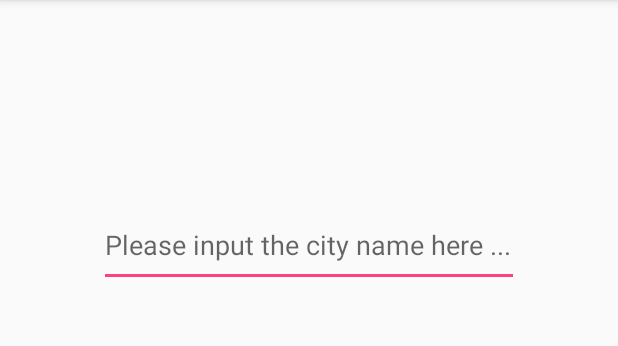
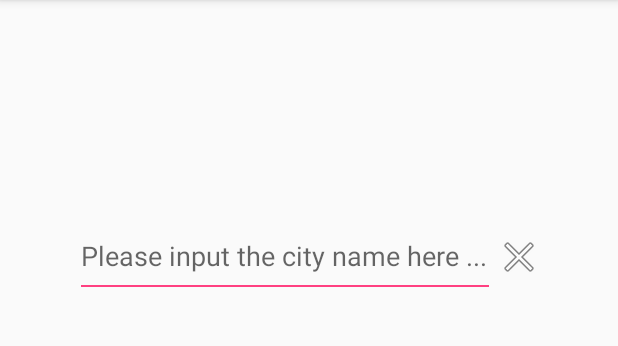
Before and after one commit to dbndbn6279/CrimeRateApp, an Android app: the screen it shows after launch (MainActivity), on a phone screen of 412 x 824 dp, the part 84-430 px from its top. Run offline under Robolectric (Android 15) with nearby library versions, the phone set to English and light mode, and no system bars; 1 statement that could not run was skipped.

Commit message:
x button

```diff
--- a/app/src/main/java/edu/ucsb/boning/jsontest/MainActivity.java
+++ b/app/src/main/java/edu/ucsb/boning/jsontest/MainActivity.java
@@ -1,8 +1,11 @@
 package edu.ucsb.boning.jsontest;
 
+import android.app.Activity;
+import android.content.Context;
 import android.content.Intent;
 import android.content.res.AssetManager;
 import android.nfc.Tag;
+import android.opengl.GLSurfaceView;
 import android.support.v7.app.AppCompatActivity;
 import android.os.Bundle;
 import android.text.Editable;
@@ -14,6 +17,8 @@ import android.widget.ArrayAdapter;
 import android.widget.AutoCompleteTextView;
 import android.widget.Button;
 import android.widget.EditText;
+import android.widget.ImageButton;
+import android.widget.ImageView;
 import android.widget.MultiAutoCompleteTextView;
 import android.widget.TextView;
 import android.widget.Toast;
@@ -81,6 +86,15 @@ public class MainActivity extends AppCompatActivity {
                 }
             }
         });
+
+                                                                                                                                                                                                ImageButton crossButton = (ImageButton) findViewById(R.id.cross_button);
+                                                                                                                                                                                                ImageButton crossButton = (ImageButton) findViewById(R.id.cross_button);
+        crossButton.setOnClickListener(new View.OnClickListener() {
+            @Override
+            public void onClick(View v) {
+                mEditView.setText("");
+            }
+        });
         /*
         final Intent intent = new Intent(this, DisplayCityInfo.class);
         //SetOnClicker
--- a/app/src/main/res/layout/activity_display_city_info.xml
+++ b/app/src/main/res/layout/activity_display_city_info.xml
@@ -16,4 +16,12 @@
         android:lineSpacingExtra="10dp"
         android:layout_width="match_parent"
         android:layout_height="match_parent" />
+
+    <ImageButton
+        android:id="@+id/imageButton"
+        android:layout_width="wrap_content"
+        android:layout_height="wrap_content"
+        android:layout_weight="1"
+        app:srcCompat="@android:drawable/btn_dialog" />
+
 </LinearLayout>
--- a/app/src/main/res/layout/activity_main.xml
+++ b/app/src/main/res/layout/activity_main.xml
@@ -8,25 +8,43 @@
     android:orientation="vertical"
     tools:context="edu.ucsb.boning.jsontest.MainActivity"
     android:weightSum="1">
+<LinearLayout
+    android:layout_width="match_parent"
+    android:layout_height="wrap_content"
+    android:orientation="horizontal"
+    android:gravity="center">
+
 
     <AutoCompleteTextView
-        android:id="@+id/autoTextView"
-        android:layout_width="280sp"
-        android:layout_height="55sp"
-        android:layout_marginTop="15sp"
-        android:hint="@string/city_name"
-        android:maxLines="1" />
+    android:id="@+id/autoTextView"
+    android:layout_width="280dp"
+    android:layout_height="55dp"
+    android:layout_marginTop="15dp"
+    android:hint="@string/city_name"
+    android:maxLines="1" />
+
+    <ImageButton
+        android:id="@+id/cross_button"
+        android:layout_width="wrap_content"
+        android:layout_height="wrap_content"
+        android:layout_gravity="center"
+        android:layout_marginTop="15dp"
+        android:background="@android:color/transparent"
+        app:srcCompat="@android:drawable/ic_menu_close_clear_cancel" />
+
+</LinearLayout>
+
 
     <TextView
         android:id="@+id/info_text_view"
-        android:paddingLeft="75sp"
-        android:paddingTop="30sp"
+        android:layout_width="match_parent"
+        android:layout_height="456dp"
+        android:lineSpacingExtra="10dp"
+        android:paddingLeft="75dp"
+        android:paddingTop="30dp"
         android:text="Test text which will not display"
         android:textColor="#155353"
-        android:textSize="18dp"
-        android:lineSpacingExtra="10dp"
-        android:layout_width="match_parent"
-        android:layout_height="456dp" />
+        android:textSize="18dp" />
 
     <!--
     <LinearLayout
```
Also changed, not shown: app/src/main/AndroidManifest.xml (line endings or trailing spaces).
